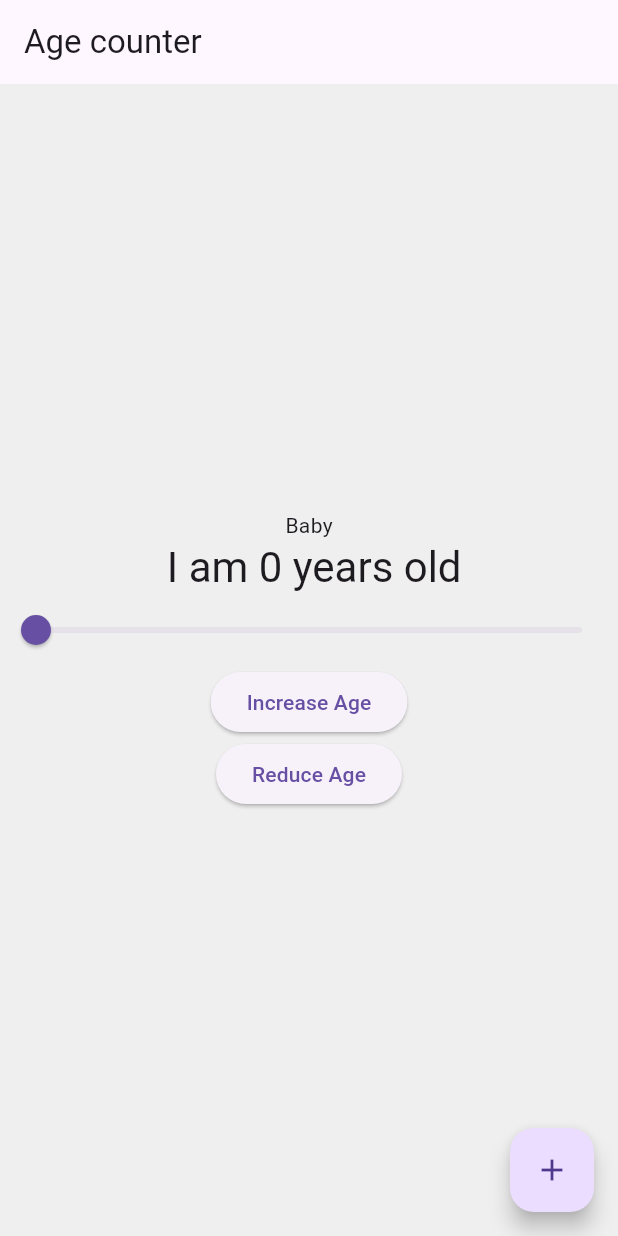
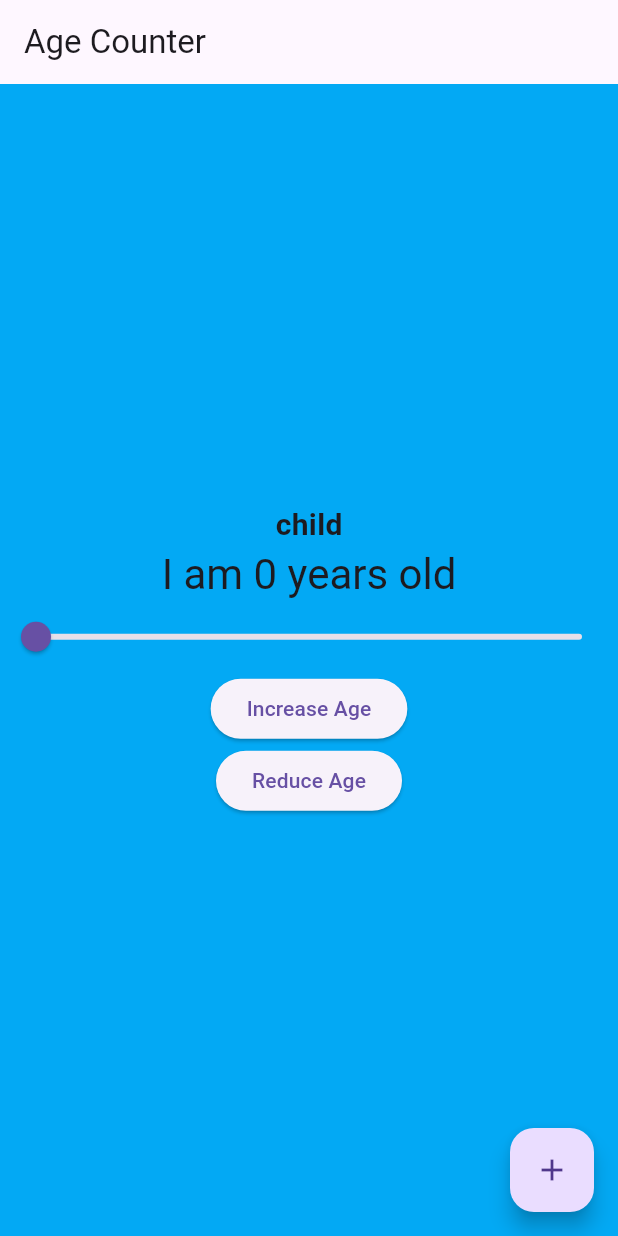
Before and after one commit to vinhbin/mobile-inclass6, a Flutter app: the screen it shows after launch, after a tap on "Increase Age", after a tap on "Reduce Age", on a phone screen of 412 x 824 dp. Run offline on Flutter 3.47's test engine with Material 3 defaults, Android fonts, the phone set to English and light mode, and no system bars; missing offline and left inert: window_size.

Commit message:
background colors works

```diff
--- a/lib/main.dart
+++ b/lib/main.dart
@@ -42,12 +42,12 @@ class Counter with ChangeNotifier {
   int get value => _value;
 
   void increment() {
-    _value += 1;
+    _value = min(100, _value + 1);
     notifyListeners();
   }
 
   void decrement() {
-    _value -= 1;
+    _value = max(0, _value - 1);
     notifyListeners();
   }
 
@@ -62,57 +62,61 @@ class MyApp extends StatelessWidget {
 
   @override
   Widget build(BuildContext context) {
-    return MaterialApp(
-      title: 'Flutter Demo',
-      theme: new ThemeData(scaffoldBackgroundColor: const Color(0xFFEFEFEF)),
-      home: const MyHomePage(),
-    );
+    return MaterialApp(title: 'Flutter Demo', home: const MyHomePage());
   }
 }
 
 class MyHomePage extends StatelessWidget {
   const MyHomePage({super.key});
-  static List<String> milestones = [
-    "Baby",
-    "Child",
-    "Teenager",
-    "The Dark Ages",
-    "About time for Fatherhood",
-    "Unc",
-    "Retirement",
-    "How Old am I?",
-  ];
-  String findMilestones(int value) {
-    if (value < 20) {
-      return milestones[((7 + value) ~/ 10).clamp(0, 2)];
+
+  Color getBackgroundColor(int age) {
+    if (age >= 0 && age <= 12) {
+      return Colors.lightBlue;
+    } else if (age >= 13 && age <= 19) {
+      return Colors.lightGreen;
+    } else if (age >= 20 && age <= 30) {
+      return Colors.limeAccent;
+    } else if (age >= 31 && age <= 50) {
+      return Colors.orange;
     } else {
-      return milestones[min(milestones.length - 1, (value ~/ 10) + 1)];
+      return Colors.grey;
+    }
+  }
+
+  String getMessage(int age) {
+    if (age >= 0 && age <= 12) {
+      return "child";
+    } else if (age >= 13 && age <= 19) {
+      return "teenager";
+    } else if (age >= 20 && age <= 30) {
+      return "the dark age";
+    } else if (age >= 31 && age <= 50) {
+      return "unc";
+    } else {
+      return "how old am i?";
     }
   }
 
   @override
   Widget build(BuildContext context) {
+    return Consumer<Counter>(
+      builder: (context, counter, child) {
         return Scaffold(
-      appBar: AppBar(title: const Text('Age counter')),
+          backgroundColor: getBackgroundColor(counter.value),
+          appBar: AppBar(title: const Text('Age Counter')),
           body: Center(
             child: Column(
               mainAxisAlignment: MainAxisAlignment.center,
               children: [
-            Consumer<Counter>(
-              builder:
-                  (context, counter, child) =>
-                      Text(findMilestones(counter.value)),
+                Text(
+                  getMessage(counter.value),
+                  style: TextStyle(fontSize: 20, fontWeight: FontWeight.bold),
                 ),
-            Consumer<Counter>(
-              builder:
-                  (context, counter, child) => Text(
-                    ' I am ${counter.value} years old',
+                Text(
+                  'I am ${counter.value} years old',
                   style: Theme.of(context).textTheme.headlineMedium,
                 ),
-            ),
-            Consumer<Counter>(
-              builder:
-                  (context, counter, child) => Slider(
+                Slider(
                   min: 0,
                   max: 100,
                   value: counter.value.toDouble(),
@@ -120,17 +124,14 @@ class MyHomePage extends StatelessWidget {
                     counter.setValue(value);
                   },
                 ),
-            ),
                 ElevatedButton(
                   onPressed: () {
-                var counter = context.read<Counter>();
                     counter.increment();
                   },
                   child: Text('Increase Age'),
                 ),
                 ElevatedButton(
                   onPressed: () {
-                var counter = context.read<Counter>();
                     counter.decrement();
                   },
                   child: Text('Reduce Age'),
@@ -140,12 +141,13 @@ class MyHomePage extends StatelessWidget {
           ),
           floatingActionButton: FloatingActionButton(
             onPressed: () {
-          var counter = context.read<Counter>();
               counter.increment();
             },
             tooltip: 'Increment',
             child: const Icon(Icons.add),
           ),
         );
+      },
+    );
   }
 }
```
Lines whose indentation alone changed are shown as unchanged.
